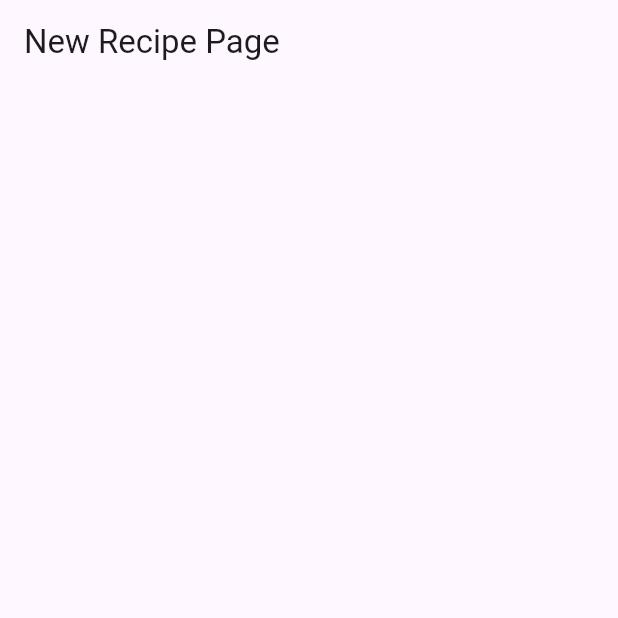
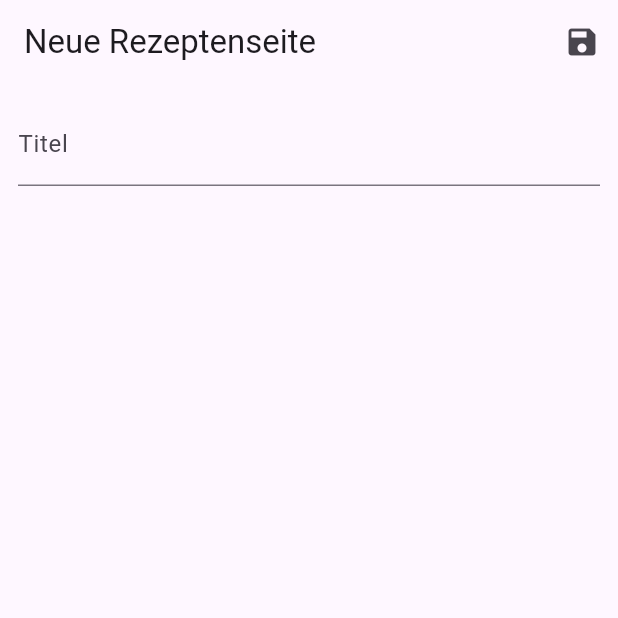
Before and after one commit to Hemyulin/recipe_capturer, a Flutter app: the NewRecipePage screen opened by its route, on a phone screen of 412 x 824 dp, the top half of it. Run offline on Flutter 3.47's test engine with Material 3 defaults, Android fonts, the phone set to English and light mode, and no system bars; our stand-ins replace go_router.

```diff
--- a/lib/app_router.dart
+++ b/lib/app_router.dart
@@ -6,11 +6,11 @@ final router = GoRouter(
   routes: [
     GoRoute(
       path: '/',
-      builder: (context, state) => RecipeListPage(title: 'Recipes'),
+      builder: (context, state) => RecipeListPage(title: 'Rezepte'),
     ),
     GoRoute(
       path: '/new',
-      builder: (context, state) => NewRecipePage(title: 'New Recipe Page'),
+      builder: (context, state) => NewRecipePage(title: 'Neue Rezeptenseite'),
     ),
   ],
 );
--- a/lib/domain/recipe.dart
+++ b/lib/domain/recipe.dart
@@ -1,8 +1,13 @@
 class Recipe {
   final String title;
 
-  Recipe(this.title);
+  Recipe._(this.title);
+
   factory Recipe.create(String title) {
-    return Recipe(title.trim());
+    final t = title.trim();
+    if (t.isEmpty) {
+      throw ArgumentError('Titel kann nicht leer sein!');
+    }
+    return Recipe._(t);
   }
 }
--- a/lib/new_recipe_page.dart
+++ b/lib/new_recipe_page.dart
@@ -1,12 +1,57 @@
 import 'package:flutter/material.dart';
+import 'package:go_router/go_router.dart';
+import 'package:recipe_capturer/domain/recipe.dart';
 
-class NewRecipePage extends StatelessWidget {
+class NewRecipePage extends StatefulWidget {
   const NewRecipePage({super.key, required this.title});
 
   final String title;
 
   @override
+  State<NewRecipePage> createState() => _NewRecipePageState();
+}
+
+class _NewRecipePageState extends State<NewRecipePage> {
+  final TextEditingController _titleController = TextEditingController();
+
+  @override
+  void dispose() {
+    _titleController.dispose();
+    super.dispose();
+  }
+
+  @override
   Widget build(BuildContext context) {
-    return Scaffold(appBar: AppBar(title: Text(title)));
+    return Scaffold(
+      appBar: AppBar(
+        title: Text(widget.title),
+        actions: [
+          IconButton(
+            icon: const Icon(Icons.save),
+            onPressed: () {
+              try {
+                final raw = _titleController.text;
+                debugPrint('RAW TITLE: "$raw" (len=${raw.length})');
+                final recipe = Recipe.create(_titleController.text);
+                context.pop(recipe);
+              } catch (_) {
+                ScaffoldMessenger.of(context).showSnackBar(
+                  const SnackBar(
+                    content: Text('Rezepttitel kann nicht leer sein!'),
+                  ),
+                );
+              }
+            },
+          ),
+        ],
+      ),
+      body: Padding(
+        padding: const EdgeInsets.all(12),
+        child: TextField(
+          controller: _titleController,
+          decoration: const InputDecoration(labelText: 'Titel'),
+        ),
+      ),
+    );
   }
 }
```
Also changed, not shown: lib/recipe_list_page.dart (+23 -3 lines), 1 other file.
